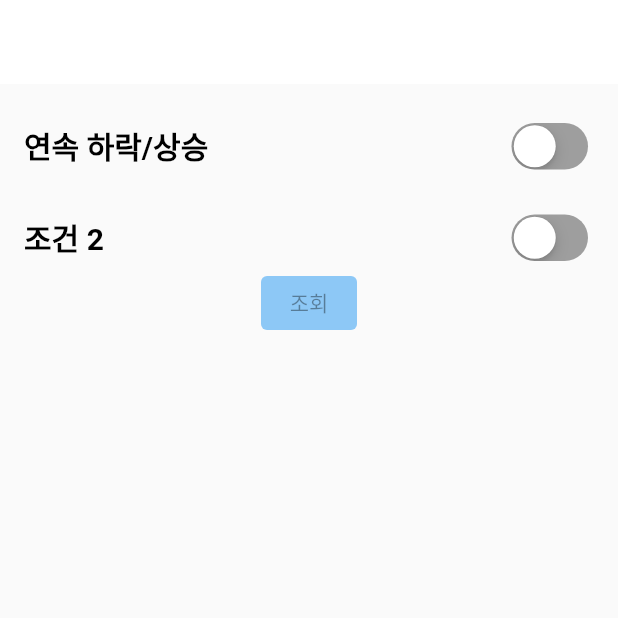
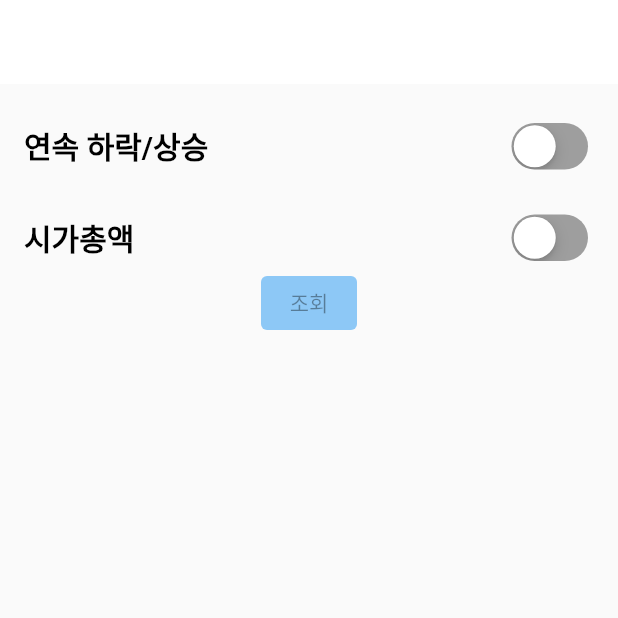
Before and after one commit to sixtythreeboys/stork63_flutter, a Flutter app: the screen it shows after launch, on a phone screen of 412 x 824 dp, the top half of it. Run offline on Flutter 3.47's test engine with Material 2 defaults, Android fonts, the phone set to English and light mode, and no system bars; our stand-ins replace syncfusion_flutter_charts; Roboto replaces fonts that are missing (Pretendard).

Commit message:
시가총액 스위치 추가

```diff
--- a/lib/main.dart
+++ b/lib/main.dart
@@ -8,6 +8,7 @@ import 'package:http/http.dart' as http;
 void main() {
   runApp(MaterialApp(
     debugShowCheckedModeBanner: false,
+
     home: MyApp(),
     theme: style.theme,
   ));
--- a/lib/multi_switch_screen.dart
+++ b/lib/multi_switch_screen.dart
@@ -13,21 +13,33 @@ class _MultiSwitchState extends State<MultiSwitch> {
   bool val1 = false;
   bool val2 = false;
   bool searchButtonEnabled = false;
+
   var gradient = 0;
   var period = '';
+  var marketValue = 0;
 
-  List<Widget> fruits = <Widget>[Text('하락'), Text('상승')];
-  final List<bool> _selectedFruits = <bool>[true, false];
 
-  void _onToggle(int index) {
+  final List<bool> _selectedUpdown = <bool>[true, false];
+  final List<bool> _selectedMarketValue = <bool>[true, false];
+
+  void _onToggleUpdown(int index) {
     setState(() {
       // The button that is tapped is set to true, and the others to false.
-      for (int i = 0; i < _selectedFruits.length; i++) {
-        _selectedFruits[i] = i == index;
+      for (int i = 0; i < _selectedUpdown.length; i++) {
+        _selectedUpdown[i] = i == index;
       }
       print(index);
       gradient = index;
       print(gradient);
+    });
+  }
+
+  void _onToggleMarketValue(int index) {
+    setState(() {
+      // The button that is tapped is set to true, and the others to false.
+      for (int i = 0; i < _selectedMarketValue.length; i++) {
+        _selectedMarketValue[i] = i == index;
+      }
     });
   }
 
@@ -60,7 +72,8 @@ class _MultiSwitchState extends State<MultiSwitch> {
         children: [
           customSwitch('연속 하락/상승', val1, onChangeFunction1),
           option1(),
-          customSwitch('조건 2', val2, onChangeFunction2),
+          customSwitch('시가총액', val2, onChangeFunction2),
+          option2(),
           _searchButton()
         ]);
   }
@@ -114,7 +127,7 @@ class _MultiSwitchState extends State<MultiSwitch> {
             Text("일 연속"),
             Spacer(),
             ToggleButtons(
-              onPressed: _onToggle,
+              onPressed: _onToggleUpdown,
               borderRadius: const BorderRadius.all(Radius.circular(8)),
               selectedBorderColor: Colors.blue[700],
               selectedColor: Colors.white,
@@ -125,8 +138,50 @@ class _MultiSwitchState extends State<MultiSwitch> {
                 minHeight: 40.0,
                 minWidth: 80.0,
               ),
-              isSelected: _selectedFruits,
-              children: fruits,
+              isSelected: _selectedUpdown,
+              children: const [Text('하락'), Text('상승')],
+            ),
+          ],
+        ),
+      ),
+    );
+  }
+
+  Widget option2(){
+    return Visibility(
+      visible: val2,
+      child: Padding(
+        padding: const EdgeInsets.only(top: 22.0, left: 16.0, right: 16.0),
+        child: Row(
+          mainAxisAlignment: MainAxisAlignment.spaceBetween,
+          children: [
+            Text("시가총액"),
+            SizedBox(width: 20,),
+            SizedBox(
+              width: 150.0,
+              child: TextField(
+                style:
+                TextStyle(fontSize: 20.0, height: 1.0, color: Colors.black),
+                onChanged: (text) {
+                  print(text);
+                  setState(() {
+                    period = text;
+                  });
+                },
+              ),
+            ),
+            Text("억"),
+            Spacer(),
+            ToggleButtons(
+              onPressed: _onToggleMarketValue,
+              borderRadius: const BorderRadius.all(Radius.circular(8)),
+              selectedBorderColor: Colors.blue[700],
+              selectedColor: Colors.white,
+              textStyle: TextStyle(),
+              fillColor: Colors.blue[200],
+              color: Colors.blue[400],
+              isSelected: _selectedMarketValue,
+              children: [Text('이상'), Text('이하')],
             ),
           ],
         ),
--- a/lib/style.dart
+++ b/lib/style.dart
@@ -2,7 +2,7 @@ import 'package:flutter/material.dart';
 
 var theme = ThemeData(
   textTheme: TextTheme(bodyText2: TextStyle(fontSize: 15.0,
-      fontFamily: 'Roboto',
+      fontFamily: 'Pretendard',
       fontWeight: FontWeight.w600,
       color: Colors.black)
   ),
```
Also changed, not shown: lib/const/button_style.dart (added, +87 -0 lines), lib/const/colors.dart (added, +43 -0 lines), lib/const/input_decoration.dart (added, +24 -0 lines), lib/const/text_style.dart (added, +69 -0 lines), lib/stock_detail.dart (+66 -8 lines), lib/stock_list.dart (+18 -44 lines), pubspec.yaml (+24 -0 lines), pubspec.lock, 9 other files.
